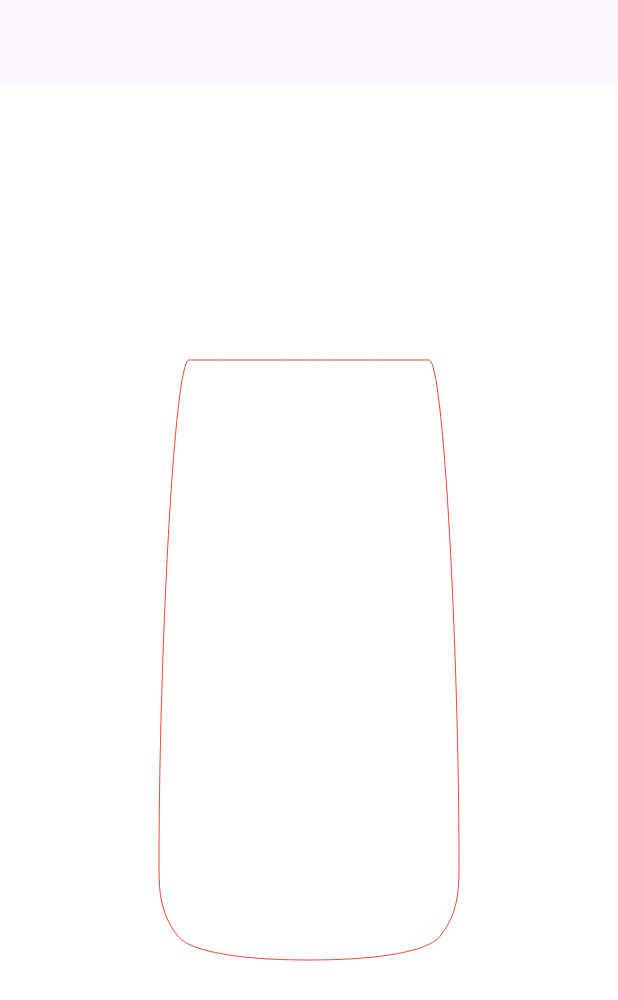
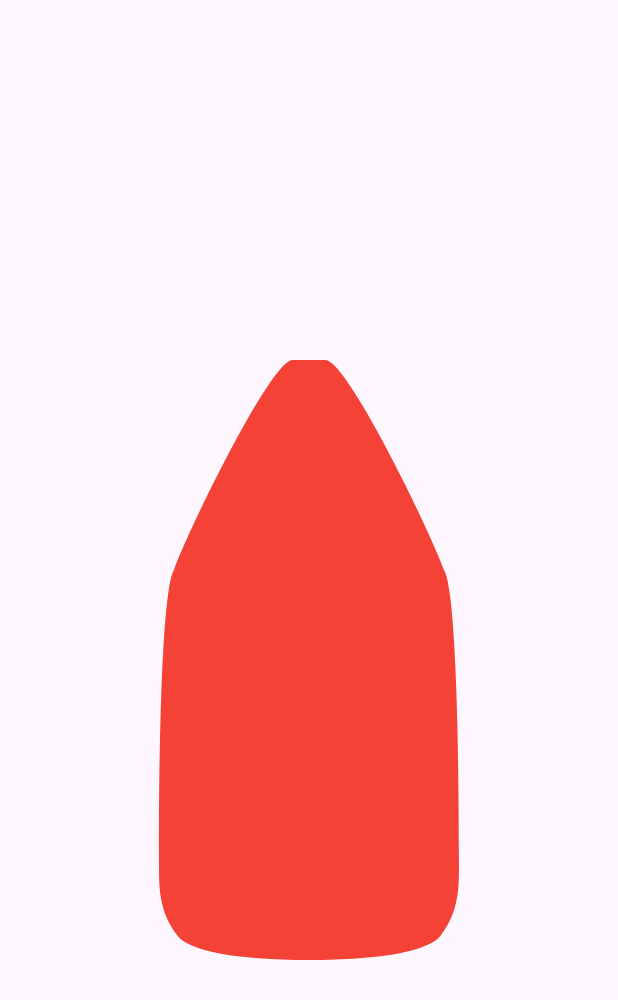
Before and after one commit to CORDEA/nail_shapes, a Flutter app: the screen it shows after launch, on a phone screen of 412 x 824 dp. Shown: the top 1000 px of the screen. Run offline on Flutter 3.47's test engine with Material 3 defaults, Android fonts, the phone set to English and light mode, and no system bars.

Commit message:
receive the paint

```diff
--- a/example/lib/main.dart
+++ b/example/lib/main.dart
@@ -29,7 +29,12 @@ class _Home extends StatelessWidget {
       body: Center(
         child: SizedBox.fromSize(
           size: const Size(200, 400),
-          child: const NailShape(type: NailShapeType.square),
+          child: NailShape(
+            type: NailShapeType.ballerina,
+            paint: Paint()
+              ..color = Colors.red
+              ..style = PaintingStyle.fill,
+          ),
         ),
       ),
     );
--- a/lib/src/nail_shape.dart
+++ b/lib/src/nail_shape.dart
@@ -7,27 +7,32 @@ import 'package:nail_shapes/src/square_path_provider.dart';
 import 'package:nail_shapes/src/squoval_path_provider.dart';
 
 class NailShape extends StatelessWidget {
-  const NailShape({super.key, required this.type});
+  const NailShape({
+    super.key,
+    required this.type,
+    required this.paint,
+  });
 
   final NailShapeType type;
+  final Paint paint;
 
   @override
   Widget build(BuildContext context) {
-    return CustomPaint(painter: _NailShape(type));
+    return CustomPaint(painter: _NailShape(type, paint));
   }
 }
 
 class _NailShape extends CustomPainter {
-  _NailShape(this.type);
+  _NailShape(this.type, this._paint);
 
   final NailShapeType type;
+  final Paint _paint;
 
   @override
   void paint(Canvas canvas, Size size) {
     if (size.isEmpty) {
       return;
     }
-    canvas.drawColor(Colors.red, BlendMode.clear);
     final path = switch (type) {
       NailShapeType.almond => almondPath.provide(size),
       NailShapeType.square => squarePath.provide(size),
@@ -35,14 +40,12 @@ class _NailShape extends CustomPainter {
       NailShapeType.squoval => squovalPath.provide(size),
       NailShapeType.ballerina => ballerinaPath.provide(size),
     };
-    canvas.drawPath(
-      path,
-      Paint()
-        ..color = Colors.red
-        ..style = PaintingStyle.stroke,
-    );
+    canvas.drawPath(path, _paint);
   }
 
   @override
-  bool shouldRepaint(covariant CustomPainter oldDelegate) => false;
+  bool shouldRepaint(covariant CustomPainter oldDelegate) =>
+      oldDelegate is! _NailShape ||
+      oldDelegate.type != type ||
+      oldDelegate._paint != _paint;
 }
```
